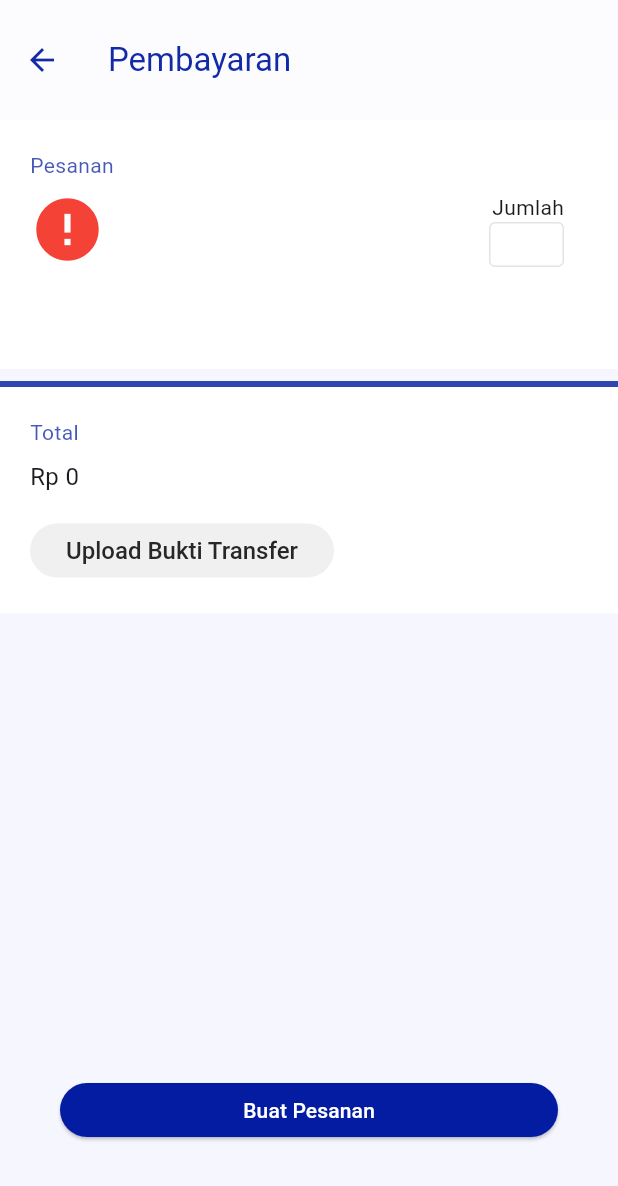
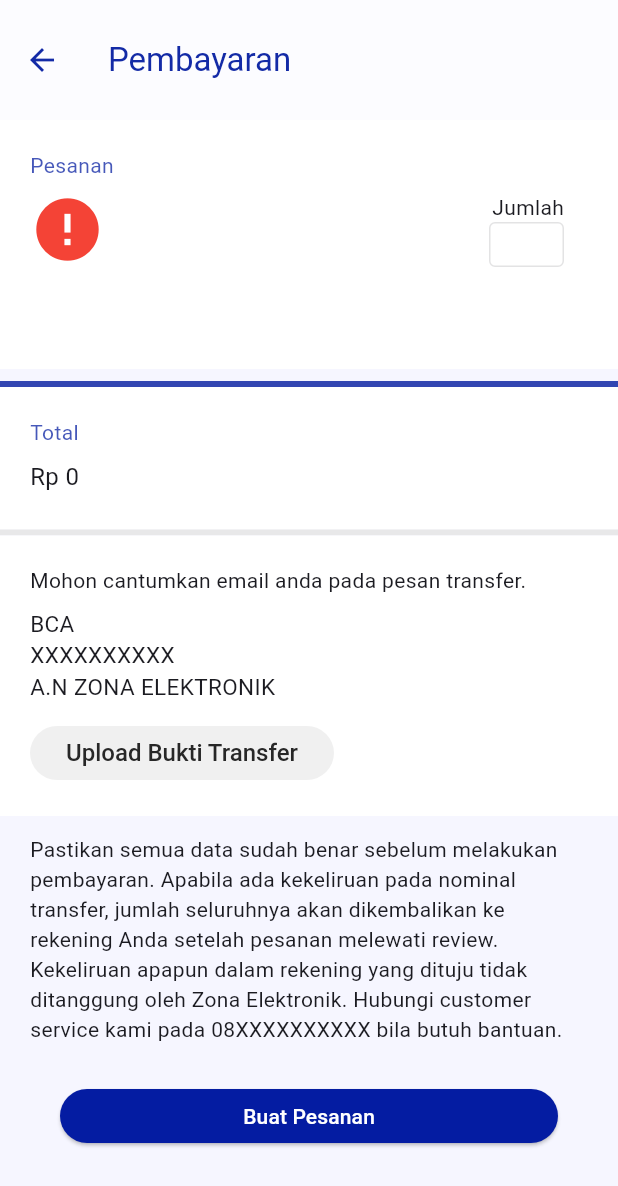
Before and after one commit to chrisnaocta/Semester-3-Flutter-Zona_Elektronik, a Flutter app: the PembayaranPage screen opened directly with empty values, on a phone screen of 412 x 824 dp. Shown: the top 1186 px of the screen. Run offline on Flutter 3.47's test engine with Material 3 defaults, Android fonts, the light colour scheme and no system bars; our stand-ins replace image_picker, shared_preferences; accounts and stored records are empty; network calls fail; statements that could not run were skipped.

Commit message:
Menambah info pada pembayaran dan mengubah logika pesanan dan riwayat

```diff
--- a/lib/pembayaran.dart
+++ b/lib/pembayaran.dart
@@ -234,7 +234,7 @@ class _PembayaranPageState extends State<PembayaranPage> {
     var uploadedText = Text("");
 
     if (uploaded) {
-      uploadedText = Text("Uploaded");
+      uploadedText = Text("Uploaded ", style: TextStyle(fontSize: 16, color: const Color.fromARGB(255, 19, 42, 166)),);
     }
 
     return Scaffold(
@@ -382,7 +382,34 @@ class _PembayaranPageState extends State<PembayaranPage> {
                                 style: TextStyle(
                                   fontSize: 16,
                                 ),),
-                                SizedBox(height: 20),
+                              ]
+                            ),
+                          ),
+                        ),
+                        Container(
+                          color: Color.fromARGB(220, 230, 230, 230),
+                          height: 4,
+                        ),
+                        Container(
+                          width: screenWidth,
+                          decoration: BoxDecoration(
+                            color: Colors.white,
+                          ),
+                          child: Padding(
+                            padding: const EdgeInsets.only(top: 12, left: 20, right: 20, bottom: 24),
+                            child: Column(
+                              crossAxisAlignment: CrossAxisAlignment.start,
+                              children: [
+                                SizedBox(height: 8,),
+                                Text("Mohon cantumkan email anda pada pesan transfer."),
+                                SizedBox(height: 8,),
+                                Text(
+                                  "BCA\nXXXXXXXXXX\nA.N ZONA ELEKTRONIK",
+                                  style: TextStyle(
+                                    fontSize: 15,
+                                  ),
+                                ),
+                                SizedBox(height: 16),
                                 Row(
                                   mainAxisAlignment: MainAxisAlignment.spaceBetween,
                                   children: [
@@ -408,13 +435,21 @@ class _PembayaranPageState extends State<PembayaranPage> {
                                     uploadedText,
                                   ],
                                 ),
-                              ]
+                              ],
                             ),
                           ),
                         ),
+                        Padding(
+                          padding: const EdgeInsets.only(top: 12, left: 20, right: 20, bottom: 24),
+                          child:
+                            Text(
+                              "Pastikan semua data sudah benar sebelum melakukan pembayaran. Apabila ada kekeliruan pada nominal transfer, jumlah seluruhnya akan dikembalikan ke rekening Anda setelah pesanan melewati review. Kekeliruan apapun dalam rekening yang dituju tidak ditanggung oleh Zona Elektronik. Hubungi customer service kami pada 08XXXXXXXXXX bila butuh bantuan."
+                            ),
+                        )
                       ],
                     ),
                   ),
+
                   Container(
                     child:
                       Column(
```
Also changed, not shown: lib/pesanan.dart (+14 -38 lines), lib/riwayat.dart (+1 -34 lines).
